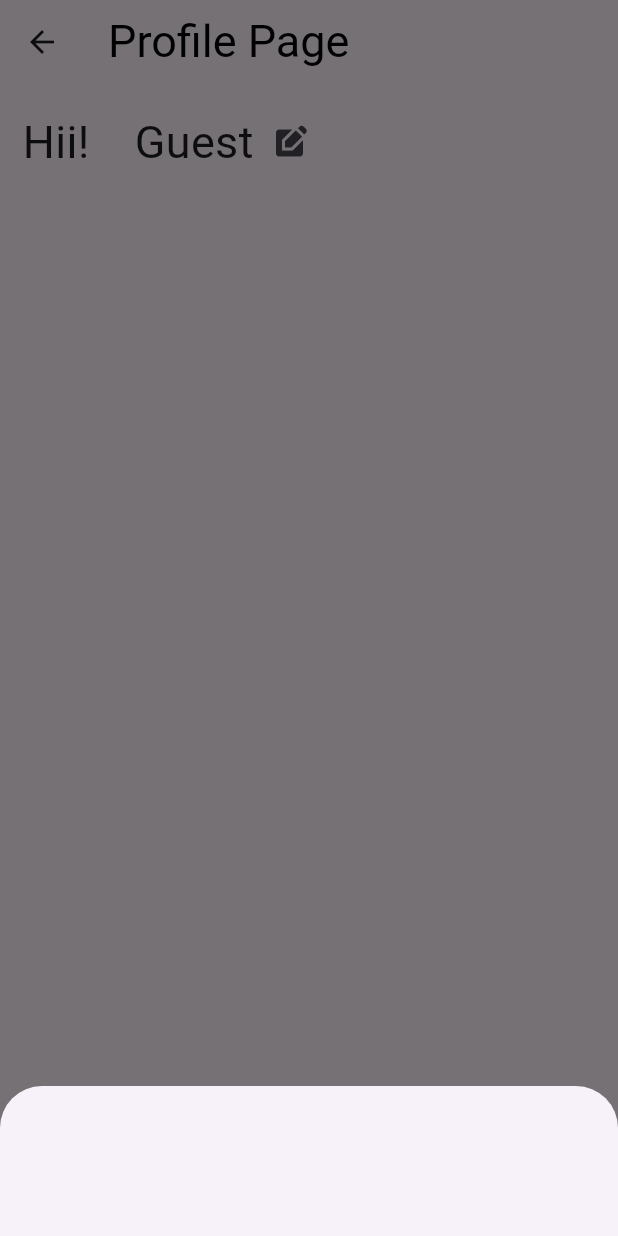
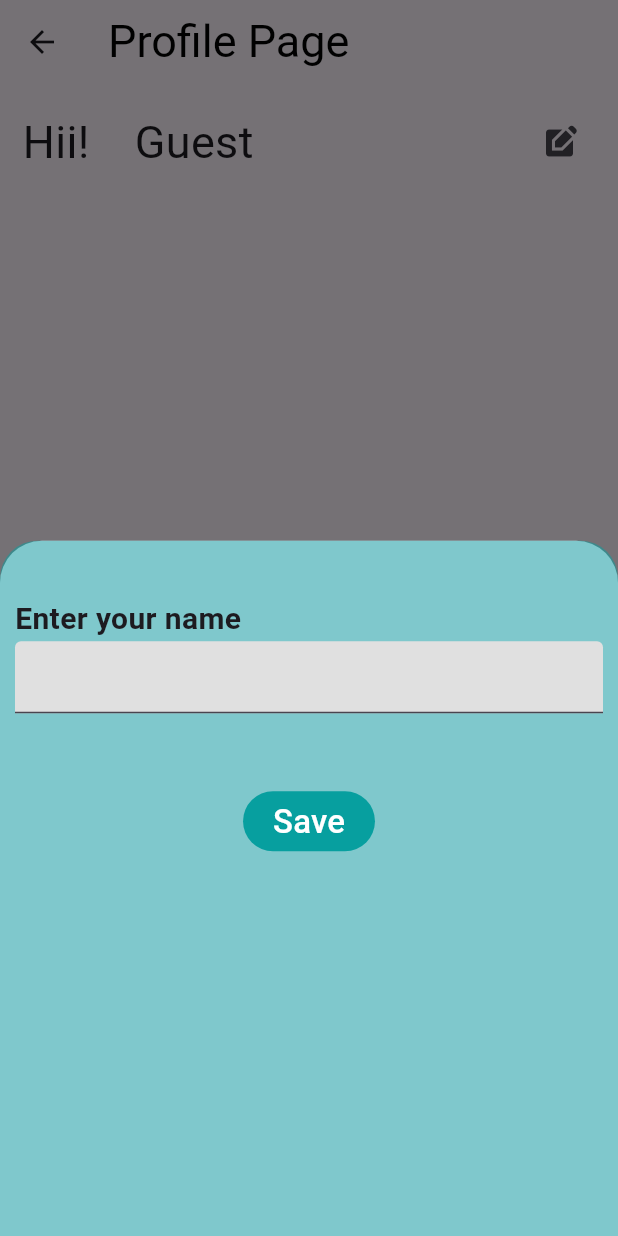
Before and after one commit to Pankaj0405/horizon_vendor, a Flutter app: the ProfilePage screen opened directly, after a tap on the "edit square" icon, on a phone screen of 412 x 824 dp. Run offline on Flutter 3.47's test engine with Material 3 defaults, Android fonts, the phone set to English and light mode, and no system bars; our stand-ins replace animated_bottom_navigation_bar, camera, cloud_firestore, firebase_auth, firebase_core, firebase_storage and 3 more; accounts and stored records are empty.

Commit message:
second commit

```diff
--- a/lib/profile.dart
+++ b/lib/profile.dart
@@ -1,6 +1,7 @@
 import 'package:flutter/material.dart';
 import 'package:get/get.dart';
 import 'package:horizon_vendor/Controllers/auth_controller1.dart';
+import 'package:horizon_vendor/Widgets/text_fields.dart';
 
 class ProfilePage extends StatefulWidget {
   const ProfilePage({super.key});
@@ -11,7 +12,17 @@ class ProfilePage extends StatefulWidget {
 
 class _ProfilePageState extends State<ProfilePage> {
   final auth = Get.put(AuthController1());
+  final TextEditingController _textEditingController = TextEditingController();
   String guestName = "Guest";
+  void changeName() {
+    setState(() {
+      guestName = _textEditingController.text;
+    });
+    setState(() {
+      navigator?.pop(context);
+    });
+  }
+
   @override
   Widget build(BuildContext context) {
     return Scaffold(
@@ -39,6 +50,9 @@ class _ProfilePageState extends State<ProfilePage> {
         child: Column(
           children: [
             Row(
+              mainAxisAlignment: MainAxisAlignment.spaceBetween,
+              children: [
+                Row(
                   children: [
                     const Text(
                       "Hii!",
@@ -49,11 +63,18 @@ class _ProfilePageState extends State<ProfilePage> {
                     const SizedBox(
                       width: 30,
                     ),
-                Text(
+                    SizedBox(
+                      width: 200,
+                      child: Text(
                         guestName,
                         style: const TextStyle(
                           fontSize: 30,
                         ),
+                        overflow: TextOverflow.fade,
+                        maxLines: 2,
+                      ),
+                    ),
+                  ],
                 ),
                 IconButton(
                   onPressed: () {
@@ -61,7 +82,48 @@ class _ProfilePageState extends State<ProfilePage> {
                       context: context,
                       builder: ((context) {
                         return Container(
-                          height: 100,
+                          height: 600,
+                          decoration: BoxDecoration(
+                            color: const Color.fromARGB(255, 7, 159, 159)
+                                .withOpacity(0.5),
+                            borderRadius: const BorderRadius.only(
+                              topLeft: Radius.circular(25),
+                              topRight: Radius.circular(25),
+                            ),
+                          ),
+                          child: Column(
+                            children: [
+                              Container(
+                                margin: const EdgeInsets.all(10),
+                                padding: const EdgeInsets.only(top: 20),
+                                child: textField(
+                                  "Enter your name",
+                                  _textEditingController,
+                                  TextInputType.text,
+                                ),
+                              ),
+                              const SizedBox(height: 30),
+                              TextButton(
+                                onPressed: changeName,
+                                style: const ButtonStyle(
+                                  elevation: MaterialStatePropertyAll(10),
+                                  backgroundColor: MaterialStatePropertyAll(
+                                    Color.fromARGB(255, 7, 159, 159),
+                                  ),
+                                  padding: MaterialStatePropertyAll(
+                                    EdgeInsets.only(left: 20, right: 20),
+                                  ),
+                                ),
+                                child: const Text(
+                                  "Save",
+                                  style: TextStyle(
+                                    color: Colors.white,
+                                    fontSize: 22,
+                                  ),
+                                ),
+                              ),
+                            ],
+                          ),
                         );
                       }),
                     );
```
Lines whose indentation alone changed are shown as unchanged.
